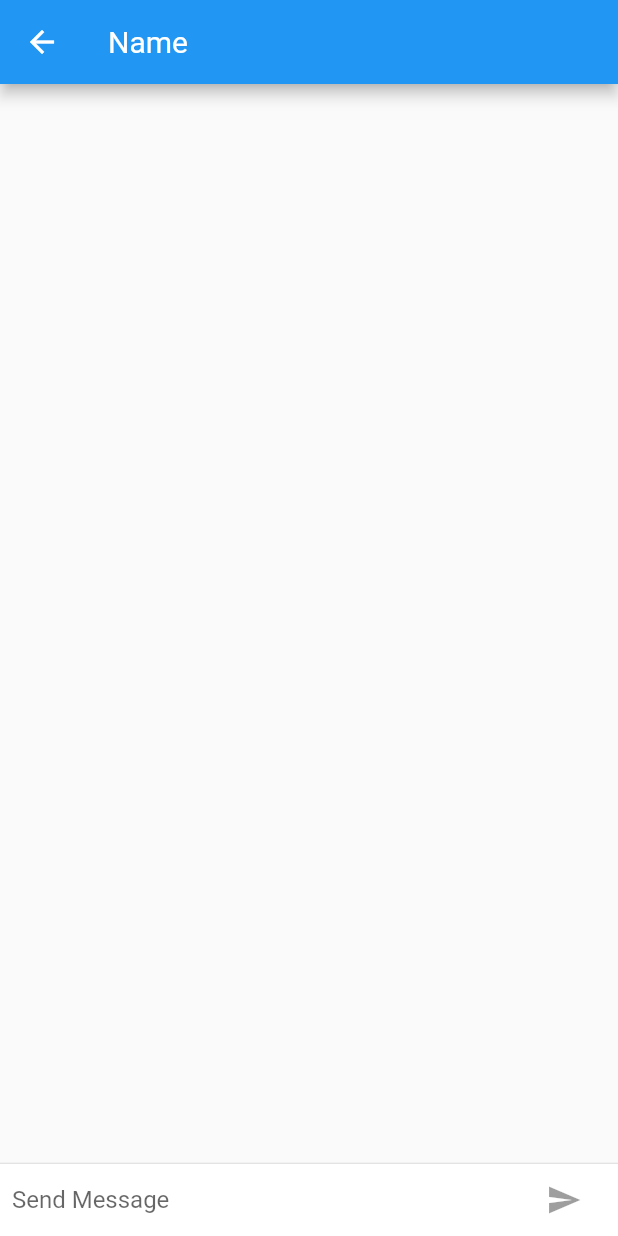
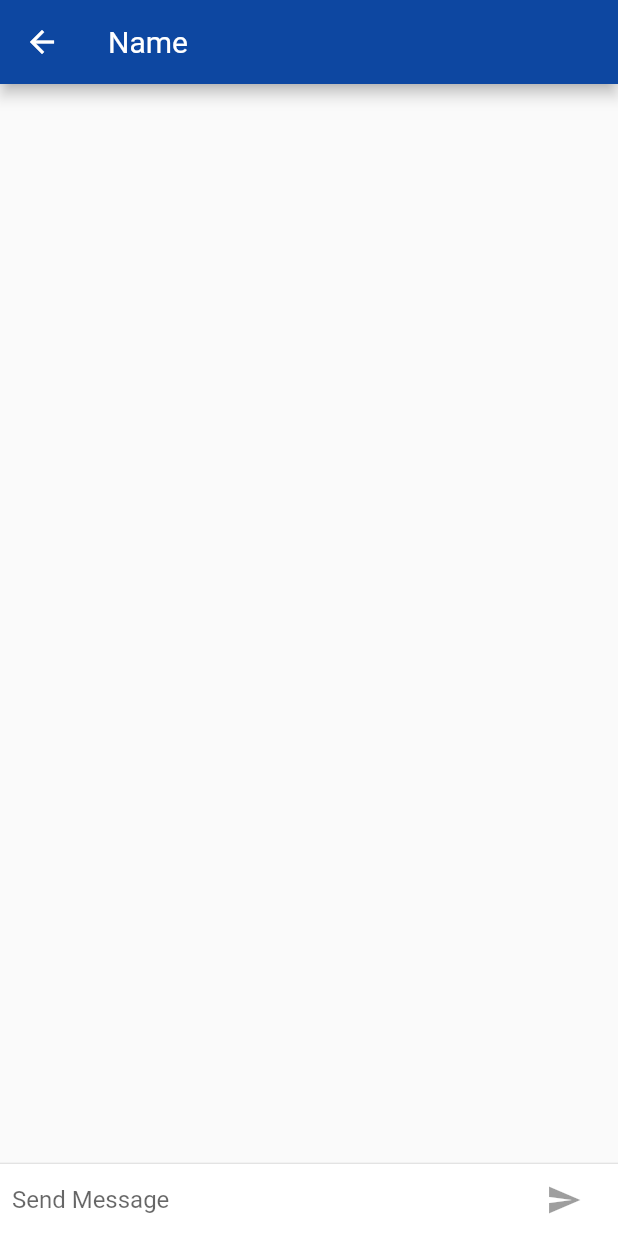
Before and after one commit to PrabhaniN/ABiGo, a Flutter app: the ChatScreen screen opened directly, on a phone screen of 412 x 824 dp. Run offline on Flutter 3.47's test engine with Material 2 defaults, Android fonts, the phone set to English and light mode, and no system bars.

Commit message:
changed navigating page

```diff
--- a/mobile_app/lib/signup.dart
+++ b/mobile_app/lib/signup.dart
@@ -1,5 +1,5 @@
 import 'package:flutter/material.dart';
-import 'chatPage.dart';
+import 'home.dart';
 
 class SignupPage extends StatefulWidget {
   @override
@@ -169,7 +169,7 @@ class _SignupPageState extends State<SignupPage> {
                 ),
                 onPressed: (){
                   if(_formKey.currentState.validate()){
-                    Navigator.push(context, MaterialPageRoute(builder: (context) => ChatPage()));
+                    Navigator.push(context, MaterialPageRoute(builder: (context) => HomePage()));
                   }
                 },
               ),
--- a/mobile_app/lib/textChatScreen.dart
+++ b/mobile_app/lib/textChatScreen.dart
@@ -13,11 +13,17 @@ class _ChatScreenState extends State<ChatScreen> with TickerProviderStateMixin {
   final TextEditingController _textEditingController = new TextEditingController();
   bool _isComposing =false;
   @override
+  // void dispose(){
+    // for (ChatMessage message in _messages)
+      // message.animationController.dispose();
+    // super.dispose();
+  // }
   Widget build(BuildContext context) {
     return Scaffold(
       appBar: AppBar(
         // leading: _buildStack(),
         title: Text('Name'),
+        backgroundColor: Colors.blue[900],
         // elevation: Theme.of(context).platform ==TargetPlatform.android ? 4.0 : 0.0,
       ),
       body: new Container(
```
